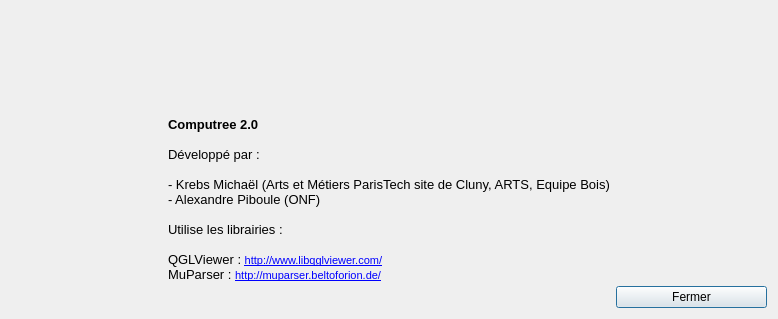
computree/computree-v3, file ComputreeGui/view/MainView/gaboutdialog.ui: the form before one commit.
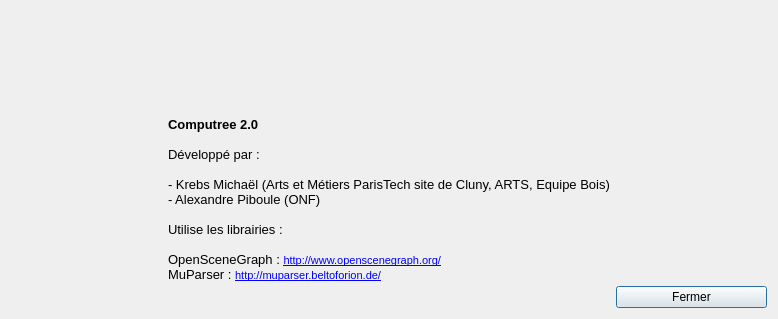
The form after the commit. Icons and pictures are not drawn.

```diff
--- a/ComputreeGui/view/MainView/gaboutdialog.ui
+++ b/ComputreeGui/view/MainView/gaboutdialog.ui
@@ -128,7 +128,7 @@
 &lt;p style=&quot;-qt-paragraph-type:empty; margin-top:0px; margin-bottom:0px; margin-left:0px; margin-right:0px; -qt-block-indent:0; text-indent:0px; font-family:'Sans'; font-size:10pt;&quot;&gt;&lt;br /&gt;&lt;/p&gt;
 &lt;p style=&quot; margin-top:0px; margin-bottom:0px; margin-left:0px; margin-right:0px; -qt-block-indent:0; text-indent:0px;&quot;&gt;&lt;span style=&quot; font-family:'Sans'; font-size:10pt;&quot;&gt;Utilise les librairies :&lt;/span&gt;&lt;/p&gt;
 &lt;p style=&quot;-qt-paragraph-type:empty; margin-top:0px; margin-bottom:0px; margin-left:0px; margin-right:0px; -qt-block-indent:0; text-indent:0px; font-family:'Sans'; font-size:10pt;&quot;&gt;&lt;br /&gt;&lt;/p&gt;
-&lt;p style=&quot; margin-top:0px; margin-bottom:0px; margin-left:0px; margin-right:0px; -qt-block-indent:0; text-indent:0px;&quot;&gt;&lt;span style=&quot; font-family:'Sans'; font-size:10pt;&quot;&gt;QGLViewer : &lt;/span&gt;&lt;a href=&quot;http://www.libqglviewer.com/&quot;&gt;&lt;span style=&quot; text-decoration: underline; color:#0000ff;&quot;&gt;http://www.libqglviewer.com/&lt;/span&gt;&lt;/a&gt;&lt;/p&gt;
+&lt;p style=&quot; margin-top:0px; margin-bottom:0px; margin-left:0px; margin-right:0px; -qt-block-indent:0; text-indent:0px;&quot;&gt;&lt;span style=&quot; font-family:'Sans'; font-size:10pt;&quot;&gt;OpenSceneGraph : &lt;/span&gt;&lt;a href=&quot;http://www.openscenegraph.org/&quot;&gt;&lt;span style=&quot; text-decoration: underline; color:#0000ff;&quot;&gt;http://www.openscenegraph.org/&lt;/span&gt;&lt;/a&gt;&lt;/p&gt;
 &lt;p style=&quot; margin-top:0px; margin-bottom:0px; margin-left:0px; margin-right:0px; -qt-block-indent:0; text-indent:0px;&quot;&gt;&lt;span style=&quot; font-family:'Sans'; font-size:10pt;&quot;&gt;MuParser : &lt;/span&gt;&lt;a href=&quot;http://muparser.beltoforion.de/&quot;&gt;&lt;span style=&quot; text-decoration: underline; color:#0000ff;&quot;&gt;http://muparser.beltoforion.de/&lt;/span&gt;&lt;/a&gt;&lt;/p&gt;&lt;/body&gt;&lt;/html&gt;</string>
        </property>
        <property name="alignment">
```
